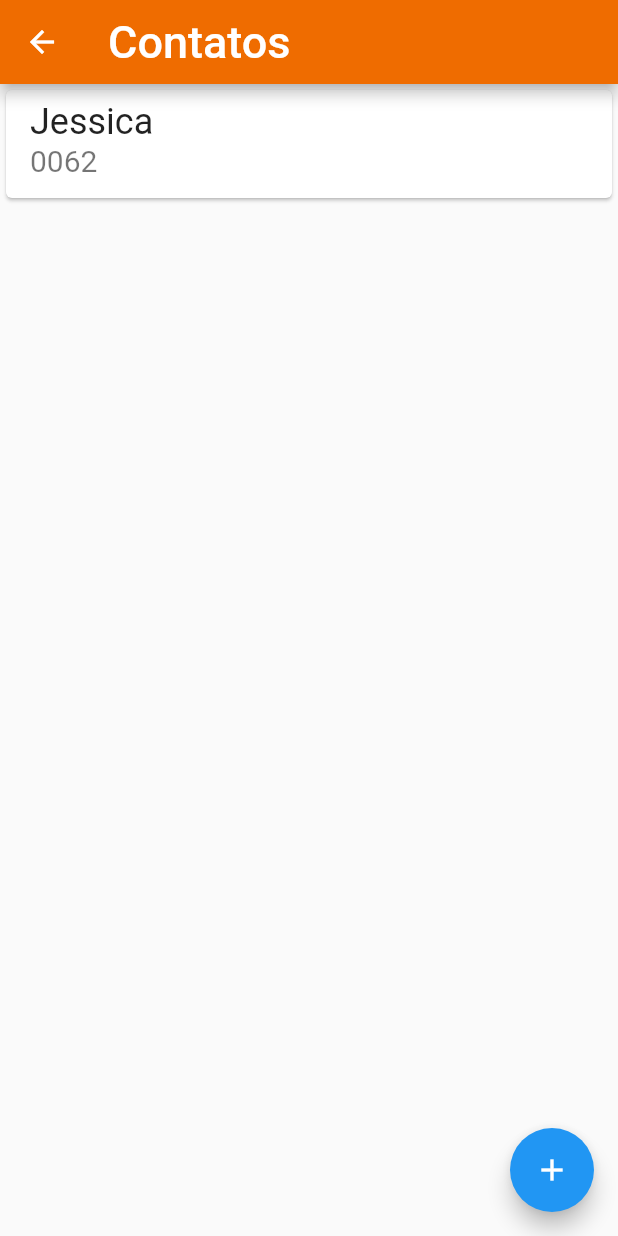
After one commit to jessicacordeiro/bytebank-flutter, a Flutter app: the screen it shows after launch, after a tap on "Contatos", on a phone screen of 412 x 824 dp. The commit adds this screen. Run offline on Flutter 3.47's test engine with Material 2 defaults, Android fonts, the phone set to English and light mode, and no system bars.

Commit message:
Implementando a lista de contato

```diff
--- a/bytebank_dashboard/lib/main.dart
+++ b/bytebank_dashboard/lib/main.dart
@@ -1,3 +1,5 @@
+import 'package:bytebank_dashboard/screens/contacts_list.dart';
+import 'package:bytebank_dashboard/screens/dashboard.dart';
 import 'package:flutter/material.dart';
 
 void main() => runApp(BytebankDashboardApp());
@@ -17,48 +19,3 @@ class BytebankDashboardApp extends StatelessWidget {
     );
   }
 }
-
-class Dashboard extends StatelessWidget {
-  @override
-  Widget build(BuildContext context) {
-    return Scaffold(
-        appBar: AppBar(
-          title: Text('ByteBank'),
-        ),
-        body: Column(
-            mainAxisAlignment: MainAxisAlignment.spaceBetween,
-            crossAxisAlignment: CrossAxisAlignment.start,
-            children: <Widget>[
-              Image.asset('images/logo-people.png'),
-              Padding(
-                padding: const EdgeInsets.all(8.0),
-                child: Container(
-                  padding: EdgeInsets.all(8.0),
-                  height: 120,
-                  width: 150,
-                  color: Colors.indigo[900],
-                  child: Column(
-                    mainAxisAlignment: MainAxisAlignment.spaceAround,
-                    crossAxisAlignment: CrossAxisAlignment.center,
-                    children: <Widget>[
-                      Icon(
-                        Icons.people,
-                        color: Colors.white,
-                        size: 60.0,
-                      ),
-                      Text(
-                        'Contatos',
-                        style: TextStyle(
-                          color: Colors.white,
-                          fontSize: 20.0,
-                        ),
-                      )
-                    ],
-                  ),
-                ),
-              )
-            ]
-          )
-        );
-  }
-}
--- /dev/null
+++ b/bytebank_dashboard/lib/screens/contacts_list.dart
@@ -0,0 +1,43 @@
+import 'package:flutter/material.dart';
+
+class ContactsList extends StatelessWidget {
+  @override
+  Widget build(BuildContext context) {
+    return Scaffold(
+      appBar: AppBar(
+        title: Text(
+          'Contatos',
+          style: TextStyle(
+            fontSize: 30.0,
+          ),
+        ),
+      ),
+      body: ListView(
+        children: <Widget>[
+          Card(
+            child: ListTile(
+              title: Text(
+                'Jessica',
+                style: TextStyle(
+                  fontSize: 24.0,
+                ),
+              ),
+              subtitle: Text(
+                '0062',
+                style: TextStyle(
+                  fontSize: 20.0,
+                ),
+              ),
+            ),
+          )
+        ],
+      ),
+      floatingActionButton: FloatingActionButton(
+        onPressed: () {},
+        child: Icon(
+          Icons.add,
+        ),
+      ),
+    );
+  }
+}
--- /dev/null
+++ b/bytebank_dashboard/lib/screens/dashboard.dart
@@ -0,0 +1,60 @@
+import 'package:bytebank_dashboard/screens/contacts_list.dart';
+import 'package:flutter/cupertino.dart';
+import 'package:flutter/material.dart';
+
+class Dashboard extends StatelessWidget {
+  @override
+  Widget build(BuildContext context) {
+    return Scaffold(
+        appBar: AppBar(
+          title: Text(
+            'ByteBank',
+            style: TextStyle(
+              fontSize: 30.0,
+            ),
+          ),
+        ),
+        body: Column(
+            mainAxisAlignment: MainAxisAlignment.spaceBetween,
+            crossAxisAlignment: CrossAxisAlignment.start,
+            children: <Widget>[
+              Image.asset('images/logo-people.png'),
+              Padding(
+                padding: const EdgeInsets.all(8.0),
+                child: Material(
+                  color: Colors.indigo[900],
+                  child: InkWell(
+                    onTap: () {
+                      Navigator.of(context).push(
+                        MaterialPageRoute(builder: (context) => ContactsList()),
+                      );
+                    },
+                    child: Container(
+                      padding: EdgeInsets.all(8.0),
+                      height: 120,
+                      width: 150,
+                      child: Column(
+                        mainAxisAlignment: MainAxisAlignment.spaceAround,
+                        crossAxisAlignment: CrossAxisAlignment.center,
+                        children: <Widget>[
+                          Icon(
+                            Icons.people,
+                            color: Colors.white,
+                            size: 60.0,
+                          ),
+                          Text(
+                            'Contatos',
+                            style: TextStyle(
+                              color: Colors.white,
+                              fontSize: 20.0,
+                            ),
+                          )
+                        ],
+                      ),
+                    ),
+                  ),
+                ),
+              )
+            ]));
+  }
+}
```
